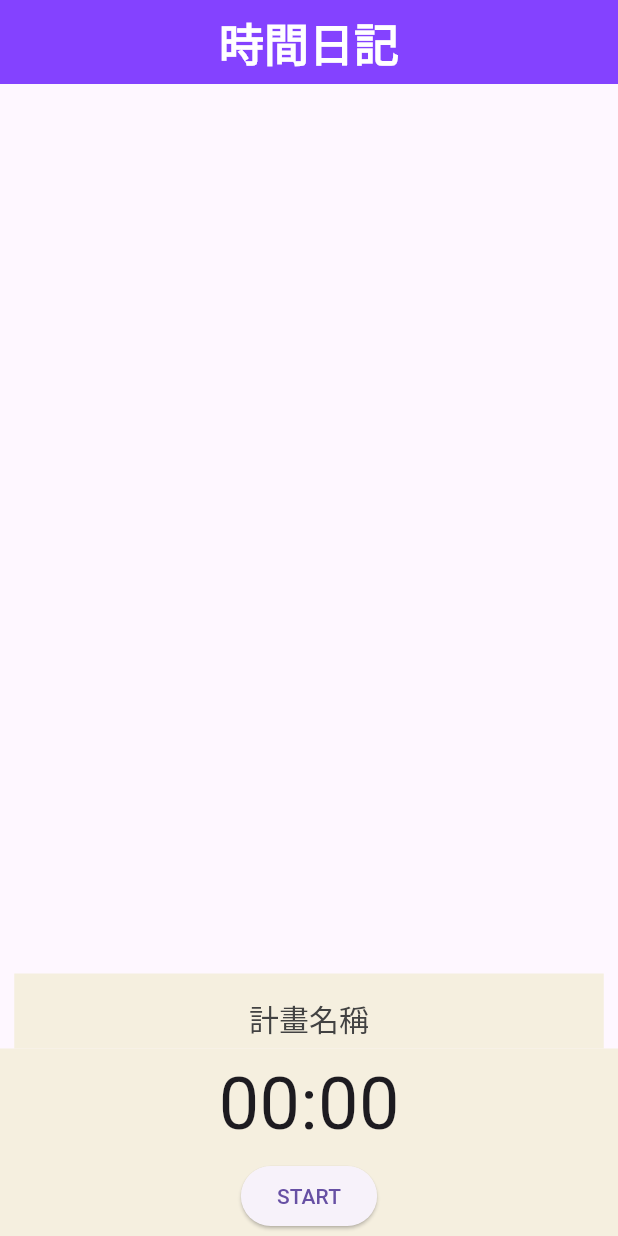
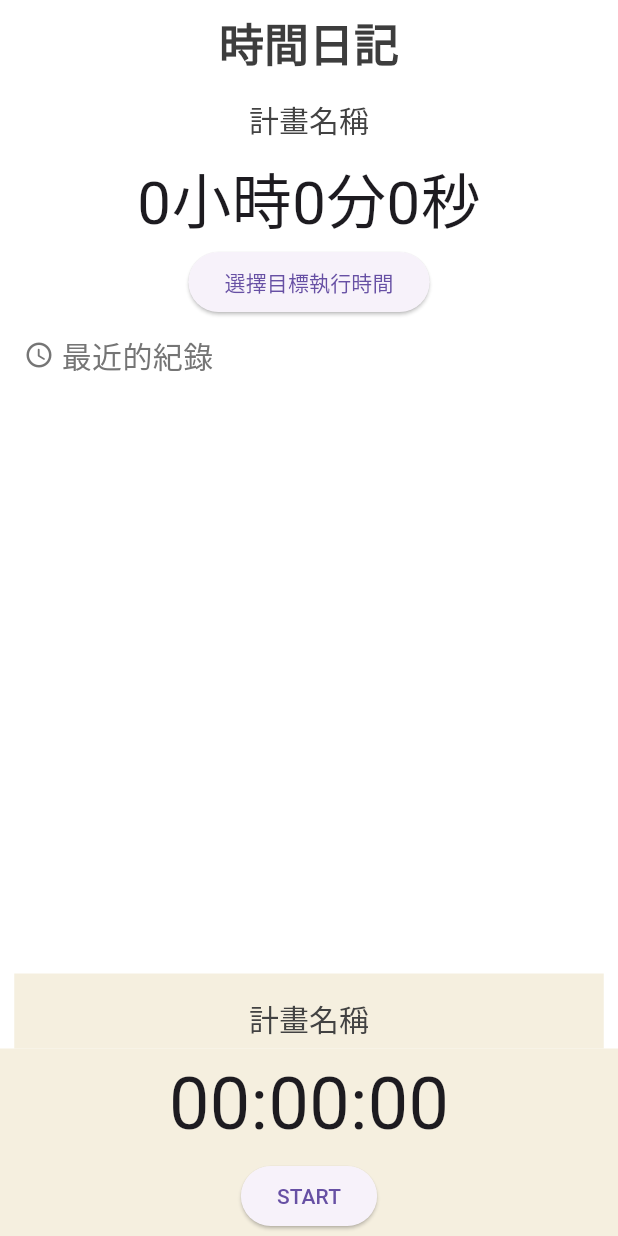
Before and after one commit to anne0714/time_diary, a Flutter app: the screen it shows after launch, on a phone screen of 412 x 824 dp. Run offline on Flutter 3.47's test engine with Material 3 defaults, Android fonts, the phone set to English and light mode, and no system bars; our stand-ins replace isar; accounts and stored records are empty; generated files the repository leaves out were written again.

Commit message:
planNameGoal 0708

```diff
--- a/hive/lib/main.dart
+++ b/hive/lib/main.dart
@@ -20,7 +20,7 @@ void main() async {
       create: (context) => PlanDataBase(),
     ),
     ChangeNotifierProvider(
-      create: (context) => PlanNameNotifier(),
+      create: (context) => PlanNotifier(),
     ),
     ChangeNotifierProvider(
       create: (context) => BuildTimer(context),
@@ -35,6 +35,8 @@ class MainApp extends StatelessWidget {
   Widget build(BuildContext context) {
     return MaterialApp(
       debugShowCheckedModeBanner: false,
+      theme: new ThemeData(
+          scaffoldBackgroundColor: Color.fromARGB(255, 255, 255, 255)),
       home: NotesPage(),
       routes: {
         '/planslistpage': (context) => PlansListPage(),
--- a/hive/lib/models/note.dart
+++ b/hive/lib/models/note.dart
@@ -7,7 +7,8 @@ part 'note.g.dart';
 
 @Collection()
 class Note {
-  // 自訂的Note類別，裡面只有ID、文字兩種屬性
+  // 自訂的Note類別，裡面有ID、計畫標題、時間長度
   Id id = Isar.autoIncrement; // 每增加1筆資料，ID會自動+1
   late String text; // 稍後才會得到資料的變數，前面要加late
+  late int seconds; // 時間長度(存秒數)
 }
--- a/hive/lib/models/timer.dart
+++ b/hive/lib/models/timer.dart
@@ -45,18 +45,26 @@ class BuildTimer extends ChangeNotifier {
     duration = Duration(); // 歸零
 
     // 新增計時紀錄到資料庫
-    String planName = context.read<PlanNameNotifier>().planName; // 取得當前的計畫名稱
+    String planName = context.read<PlanNotifier>().planName; // 取得當前的計畫名稱
     context.read<NoteDataBase>().addNote(planName, saveTime);
     notifyListeners(); // 更新畫面
   }
 
   //把時間變2位數，顯示數字
-  String padLeftTime() {
+  static String padLeftTime(Duration inputDuration) {
     String twoDigits(int n) => n.toString().padLeft(2, '0');
-    String minutes = twoDigits(duration.inMinutes.remainder(60)); //取除以60的餘數
-    String seconds = twoDigits(duration.inSeconds.remainder(60));
+    String hours = twoDigits(inputDuration.inHours); //小時
+    String minutes =
+        twoDigits(inputDuration.inMinutes.remainder(60)); //取除以60的餘數
+    String seconds = twoDigits(inputDuration.inSeconds.remainder(60));
+    return hours + ':' + minutes + ':' + seconds;
+  }
 
-    return minutes + ':' + seconds;
+  // 把整數秒數變duration時間格式
+  static String secToPadLeftTime(int seconds) {
+    Duration newDuration = Duration(seconds: seconds);
+    String padLeftTime = BuildTimer.padLeftTime(newDuration);
+    return padLeftTime;
   }
 
   // 切換開始、停止、取消鈕
--- a/hive/lib/pages/notes_pages.dart
+++ b/hive/lib/pages/notes_pages.dart
@@ -1,10 +1,12 @@
 import 'package:Isar/models/note_database.dart';
+import 'package:flutter/cupertino.dart';
 import 'package:flutter/material.dart';
+import 'package:flutter/widgets.dart';
 import 'package:provider/provider.dart';
 import 'package:Isar/models/note.dart';
 import 'package:Isar/models/timer.dart';
 
-class PlanNameNotifier extends ChangeNotifier {
+class PlanNotifier extends ChangeNotifier {
   String _planName = '計畫名稱';
 
   String get planName => _planName;
@@ -13,44 +15,33 @@ class PlanNameNotifier extends ChangeNotifier {
     _planName = newName;
     notifyListeners();
   }
+
+  String _planNameGoal = '計畫名稱';
+
+  String get planNameGoal => _planNameGoal;
+
+  void setPlanNameGoal(String newName) {
+    _planNameGoal = newName;
+    notifyListeners();
+  }
+
+  Duration _duration = Duration();
+  Duration get duration => _duration;
+
+  void setDuration(Duration newDuration) {
+    _duration = newDuration;
+    notifyListeners();
+  }
 }
 
 class NotesPage extends StatelessWidget {
   @override
   Widget build(BuildContext context) {
     // 監聽計畫名稱
-    final planNameNotifier = context.watch<PlanNameNotifier>();
-    final planName = planNameNotifier.planName;
+    final planNameNotifier = context.watch<PlanNotifier>();
+    Duration goalDuration = planNameNotifier.duration;
     // Text controller 偵測文字輸入
     final textController = TextEditingController();
-
-    // create a note
-    /*void createNote() {
-      // 顯示對話框
-      showDialog(
-          context: context,
-          builder: (context) => AlertDialog(
-                content: TextField(
-                  controller: textController,
-                ),
-                actions: [
-                  // create buttom
-                  MaterialButton(
-                    onPressed: () {
-                      // add to db
-                      context.read<NoteDataBase>().addNote(textController.text);
-
-                      // clear controller 每次送出資料後，把文字輸入框清掉
-                      textController.clear();
-
-                      // pop dialog box 關閉對話框
-                      Navigator.pop(context);
-                    },
-                    child: const Text("create"),
-                  )
-                ],
-              ));
-    }*/
 
     // 存取資料
     void readNotes() {
@@ -101,40 +92,34 @@ class NotesPage extends StatelessWidget {
     // create the list of notes
     List<Note> notesList = noteDatabase.notesList;
 
-    // 改計畫名稱
-    void changePlanName() {
-      textController.text = planName;
-      // 顯示對話框
-      showDialog(
-          context: context,
-          builder: (context) => AlertDialog(
-                title: const Text("更改計畫名稱"),
-                content: TextField(
-                  controller: textController,
-                ),
-                actions: [
-                  // 更改計畫名稱按鈕
-                  MaterialButton(
-                    onPressed: () {
-                      // 用context.read取得PlanNameNotifier物件，並用setPlanName方法更新計畫名稱
-                      context
-                          .read<PlanNameNotifier>()
-                          .setPlanName(textController.text);
-                      // clear controller 每次送出資料後，把文字輸入框清掉
-                      textController.clear();
-                      // pop dialog box 關閉對話框
-                      Navigator.pop(context);
-                    },
-                    child: const Text("確認"),
-                  )
-                ],
-              ));
-    }
-
     // BuildTimer計時器物件 建立時要加上 context.watch 監聽BuildTimer的變化！
     // BuildTimer buildTimer = context.watch<BuildTimer>();
 
     // UI
+    // 選擇時間長度
+    void selectTimeLength() {
+      showCupertinoModalPopup(
+          context: context,
+          builder: (context) {
+            return Container(
+                height: 200,
+                color: Colors.white,
+                child: Column(
+                  children: [
+                    Expanded(
+                      child: CupertinoTimerPicker(
+                          mode: CupertinoTimerPickerMode.hm,
+                          initialTimerDuration: goalDuration,
+                          // duration為選擇後的時間長度
+                          onTimerDurationChanged: (Duration duration) {
+                            context.read<PlanNotifier>().setDuration(duration);
+                          }),
+                    )
+                  ],
+                ));
+          });
+    }
+
     // noteslist UI 用一個ListView顯示資料列表
     Widget notesListUI() => Expanded(
           child: SizedBox(
@@ -148,7 +133,8 @@ class NotesPage extends StatelessWidget {
                   // list tile UI
                   return ListTile(
                     title: Text(
-                      note.text,
+                      // 計畫名稱 + 紀錄時間
+                      '${note.text} ${BuildTimer.secToPadLeftTime(note.seconds)}',
                       style: TextStyle(fontSize: 18),
                     ),
                     trailing: Row(
@@ -176,53 +162,101 @@ class NotesPage extends StatelessWidget {
         title: const Text(
           '時間日記',
           style: TextStyle(
-              fontSize: 30, color: Colors.white, fontWeight: FontWeight.w600),
+              fontSize: 30,
+              color: Color.fromARGB(255, 61, 61, 61),
+              fontWeight: FontWeight.w600),
         ),
         centerTitle: true,
-        backgroundColor: const Color.fromARGB(255, 132, 66, 255),
+        backgroundColor: Color.fromARGB(255, 255, 255, 255),
       ),
-      body: Column(children: [
+      body: Column(crossAxisAlignment: CrossAxisAlignment.center, children: [
+        Column(
+          crossAxisAlignment: CrossAxisAlignment.center,
+          children: [
+            // 目標執行時間
+            pickPlan(context, 'goal'),
+            Text(
+                '${goalDuration.inHours}小時${goalDuration.inMinutes % 60}分${goalDuration.inSeconds % 60}秒',
+                style: TextStyle(fontSize: 40)),
+            ElevatedButton(
+                onPressed: selectTimeLength, child: Text('選擇目標執行時間')),
+          ],
+        ),
+        Padding(
+          padding: const EdgeInsets.only(top: 10, left: 16),
+          child: Row(
+            children: [
+              Icon(Icons.access_time_rounded,
+                  size: 20, color: Colors.grey[600]),
+              SizedBox(width: 5),
+              Text('最近的紀錄',
+                  style: TextStyle(fontSize: 20, color: Colors.grey[600])),
+            ],
+          ),
+        ),
         notesListUI(),
+        // 正計時
         Container(
           padding: const EdgeInsets.only(top: 10),
           color: const Color.fromARGB(255, 245, 239, 223),
-          child: SizedBox(
-            width: 393,
-            height: 40,
-            child: TextButton(
-                child: Selector<PlanNameNotifier, String>(
-                    selector: (context, planNameNotifier) =>
-                        planNameNotifier.planName,
-                    builder: (context, planName, child) {
-                      // 顯示計畫名稱
-                      return Text(
-                        planName,
-                      );
-                    }),
-                style: TextButton.styleFrom(
-                    padding: EdgeInsets.zero,
-                    foregroundColor: Colors.grey[800],
-                    textStyle: TextStyle(fontSize: 20.0)),
-                // 按鈕按下後去計劃列表頁面
-                onPressed: () async {
-                  // 使用 Navigator.push 傳遞 context 讀取選中的計畫名稱
-                  final selectedPlanName =
-                      await Navigator.pushNamed(context, '/planslistpage');
-                  if (selectedPlanName != null && selectedPlanName is String) {
-                    context
-                        .read<PlanNameNotifier>()
-                        .setPlanName(selectedPlanName);
-                  }
-                }),
-          ),
+          child:
+              // 選擇計畫名稱
+              SizedBox(
+                  width: 393, height: 40, child: pickPlan(context, 'timer')),
         ),
+        // 計時器UI(開始、停止鍵、時間顯示)
         Consumer<BuildTimer>(
           builder: (context, buildTimer, child) {
             return buildTimer
-                .timerUI(buildTimer.padLeftTime()); // 計時器UI(開始、停止鍵、時間顯示)
+                .timerUI(BuildTimer.padLeftTime(buildTimer.duration));
           },
         )
       ]),
     );
   }
+
+  // 選擇計畫名稱 用usefor判斷是選擇計時器的計畫，還是目標執行時間的計畫
+  TextButton pickPlan(BuildContext context, String usefor) {
+    return TextButton(
+        child: usefor == 'timer' ? planNameTimer() : planNameGoal(),
+        style: TextButton.styleFrom(
+            padding: EdgeInsets.zero,
+            foregroundColor: Colors.grey[800],
+            textStyle: TextStyle(fontSize: 20.0)),
+        // 按鈕按下後去計劃列表頁面
+        onPressed: () async {
+          // 使用 Navigator.push 傳遞 context 讀取選中的計畫名稱
+          final selectedPlanName =
+              await Navigator.pushNamed(context, '/planslistpage');
+          if (selectedPlanName != null && selectedPlanName is String) {
+            usefor == 'timer'
+                ? context.read<PlanNotifier>().setPlanName(selectedPlanName)
+                : context
+                    .read<PlanNotifier>()
+                    .setPlanNameGoal(selectedPlanName);
+          }
+        });
+  }
+
+  Selector<PlanNotifier, String> planNameTimer() {
+    return Selector<PlanNotifier, String>(
+        selector: (context, planNameNotifier) => planNameNotifier.planName,
+        builder: (context, planName, child) {
+          // 顯示計畫名稱
+          return Text(
+            planName,
+          );
+        });
+  }
+
+  Selector<PlanNotifier, String> planNameGoal() {
+    return Selector<PlanNotifier, String>(
+        selector: (context, planNameNotifier) => planNameNotifier.planNameGoal,
+        builder: (context, planName, child) {
+          // 顯示計畫名稱
+          return Text(
+            planName,
+          );
+        });
+  }
 }
```
Also changed, not shown: hive/lib/models/note_database.dart (+5 -3 lines), hive/lib/pages/plans_list_page.dart (+13 -1 lines), hive/lib/models/note.g.dart.
